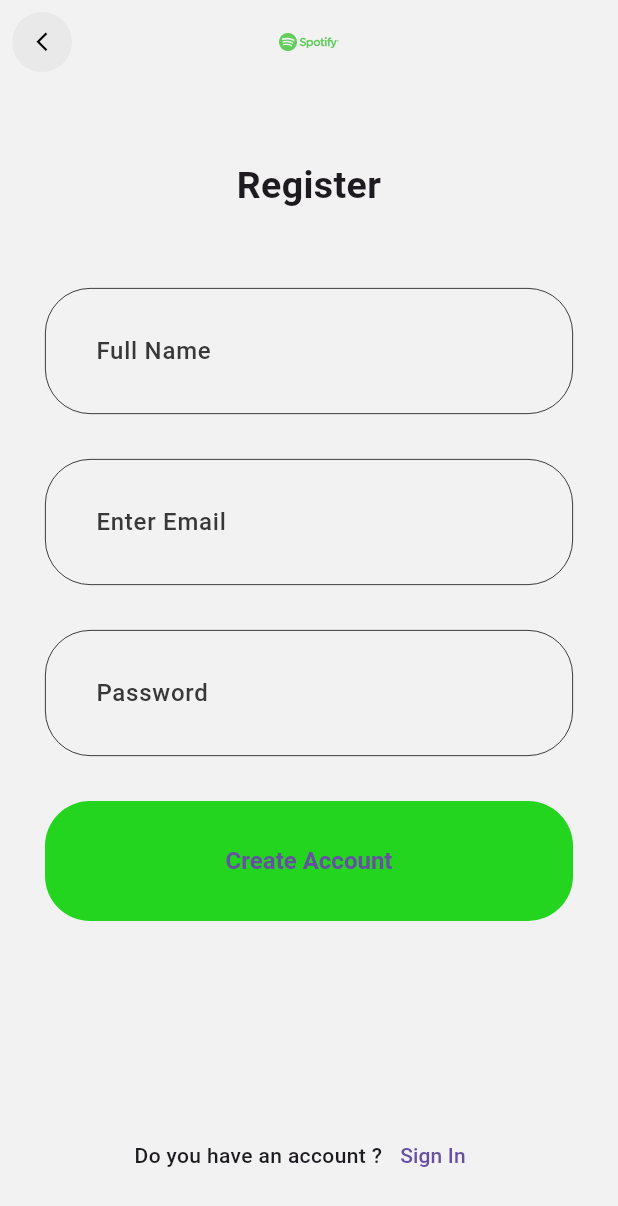
After one commit to vishalpoute/spotify, a Flutter app: the SignupPage screen opened directly, on a phone screen of 412 x 824 dp. The commit adds this screen. Shown: the top 1206 px of the screen. Run offline on Flutter 3.47's test engine with Material 3 defaults, Android fonts, the phone set to English and light mode, and no system bars; our stand-ins replace flutter_bloc, flutter_svg, hydrated_bloc; Roboto replaces fonts that are missing (Santoshi).

```diff
--- a/lib/common/widgets/appbar/app_bar.dart
+++ b/lib/common/widgets/appbar/app_bar.dart
@@ -1,14 +1,21 @@
 import 'package:flutter/material.dart';
 import 'package:spotify/common/helpers/is_dark_mode.dart';
 
-class BasicAppBar extends StatelessWidget {
-  const BasicAppBar({super.key});
+class BasicAppbar extends StatelessWidget implements PreferredSizeWidget {
+  final Widget? title;
+
+  const BasicAppbar({
+    this.title,
+    super.key,
+  }); // Add semicolon here
 
   @override
   Widget build(BuildContext context) {
     return AppBar(
       backgroundColor: Colors.transparent,
       elevation: 0,
+      centerTitle: true,
+      title: title ?? const Text(''),
       leading: IconButton(
         onPressed: () {
           Navigator.pop(context);
@@ -31,4 +38,7 @@ class BasicAppBar extends StatelessWidget {
       ),
     );
   }
+
+  @override
+  Size get preferredSize => const Size.fromHeight(kToolbarHeight);
 }
--- a/lib/core/configs/theme/app_theme.dart
+++ b/lib/core/configs/theme/app_theme.dart
@@ -8,6 +8,29 @@ class AppTheme {
     scaffoldBackgroundColor: AppColors.lightBackground,
     brightness: Brightness.light,
     fontFamily: 'Santoshi',
+      inputDecorationTheme: InputDecorationTheme(
+        filled: true,
+        fillColor: Colors.transparent,
+        contentPadding: const EdgeInsets.all(30),
+        hintStyle: const TextStyle(
+          color: Color(0xff383838),
+          fontWeight: FontWeight.w500,
+        ),
+        border:  OutlineInputBorder(
+            borderRadius: BorderRadius.circular(30),
+            borderSide: const BorderSide(
+                color: Colors.white,
+                width: 0.5
+            )
+        ),
+        enabledBorder: OutlineInputBorder(
+            borderRadius: BorderRadius.circular(30),
+            borderSide: const BorderSide(
+                color: Colors.black,
+                width: 0.5
+            )
+        ),
+      ),
     elevatedButtonTheme: ElevatedButtonThemeData(
       style: ElevatedButton.styleFrom(
         backgroundColor: AppColors.primary,
@@ -24,6 +47,31 @@ class AppTheme {
       primaryColor: AppColors.primary,
       scaffoldBackgroundColor: AppColors.darkBackground,
       brightness: Brightness.dark,
+      fontFamily: 'Santoshi',
+
+      inputDecorationTheme: InputDecorationTheme(
+      filled: true,
+      fillColor: Colors.transparent,
+      hintStyle: const TextStyle(
+        color: Color(0xffA7A7A7),
+        fontWeight: FontWeight.w500,
+      ),
+      contentPadding: const EdgeInsets.all(30),
+      border:  OutlineInputBorder(
+          borderRadius: BorderRadius.circular(30),
+          borderSide: const BorderSide(
+              color: Colors.white,
+              width: 0.5
+          )
+      ),
+      enabledBorder: OutlineInputBorder(
+          borderRadius: BorderRadius.circular(30),
+        borderSide: const BorderSide(
+          color: Colors.white,
+          width: 0.5
+        )
+      ),
+  ),
       elevatedButtonTheme: ElevatedButtonThemeData(
           style: ElevatedButton.styleFrom(
               backgroundColor: AppColors.primary,
--- /dev/null
+++ b/lib/presentation/auth/pages/signup.dart
@@ -0,0 +1,130 @@
+import 'package:flutter/material.dart';
+import 'package:flutter_svg/flutter_svg.dart';
+import 'package:spotify/common/widgets/appbar/app_bar.dart';
+import 'package:spotify/common/widgets/bottom/basic_app_bottom.dart';
+import 'package:spotify/presentation/auth/pages/sign_in.dart';
+
+import '../../../core/configs/assets/app_vectors.dart';
+
+class SignupPage extends StatelessWidget {
+  const SignupPage({super.key});
+
+  @override
+  Widget build(BuildContext context) {
+    return Scaffold(
+      bottomNavigationBar: _siginText(context),
+      appBar: BasicAppbar(
+        title: SvgPicture.asset(
+          AppVectors.logo,
+          height: 40,
+          width: 40,
+        ),
+      ),
+      body: Padding(
+        padding: const EdgeInsets.symmetric(
+          vertical: 50,
+          horizontal: 30
+        ),
+        child: Column(
+          crossAxisAlignment: CrossAxisAlignment.center,
+          children: [
+            _registerText(),
+            const SizedBox(
+              height: 50,
+            ),
+            _fullNameField(context),
+            const SizedBox(
+              height: 30,
+            ),
+            _emailField(context),
+            const SizedBox(
+              height: 30,
+            ),
+            _passwordField(context),
+            const SizedBox(
+              height: 30,
+            ),
+            BasicAppBottom(
+                onPressed: (){},
+                title: 'Create Account'
+            )
+          ],
+        ),
+      ),
+    );
+  }
+
+  Widget _registerText(){
+    return const Text(
+        'Register',
+    style: TextStyle(
+      fontWeight: FontWeight.bold,
+      fontSize: 25
+    ),
+      textAlign: TextAlign.center,
+    );
+  }
+
+  Widget _fullNameField(BuildContext context){
+    return TextField(
+      decoration: const InputDecoration(
+        hintText: 'Full Name'
+      ).applyDefaults(
+        Theme.of(context).inputDecorationTheme
+      ),
+    );
+  }
+
+  Widget _emailField(BuildContext context){
+    return TextField(
+      decoration: const InputDecoration(
+          hintText: 'Enter Email'
+      ).applyDefaults(
+          Theme.of(context).inputDecorationTheme
+      ),
+    );
+  }
+
+  Widget _passwordField(BuildContext context){
+    return TextField(
+      decoration: const InputDecoration(
+          hintText: 'Password'
+      ).applyDefaults(
+          Theme.of(context).inputDecorationTheme
+      ),
+    );
+  }
+
+  Widget _siginText(BuildContext context){
+    return Padding(
+      padding: const EdgeInsets.symmetric(
+        vertical: 30,
+      ),
+      child: Row(
+        mainAxisAlignment: MainAxisAlignment.center,
+      children: [
+        const Text(
+          'Do you have an account ?',
+          style: TextStyle(
+              fontWeight: FontWeight.w500,
+              fontSize: 14
+          ),
+        ),
+        TextButton(
+            onPressed: (){Navigator.push(
+              context,
+              MaterialPageRoute(
+                  builder: (BuildContext context) => const SigninPage()
+              ),
+            );
+           },
+            child: const Text(
+                'Sign In',
+            )
+        )
+      ],
+        ),
+    );
+  }
+
+}
```
Also changed, not shown: lib/presentation/auth/pages/sign_in.dart (added, +118 -0 lines), lib/presentation/auth/pages/signup_or_signin.dart (+18 -3 lines).
